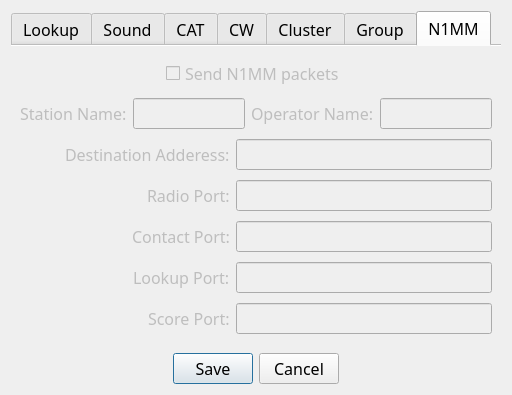
Old version of the form not1mm/data/configuration.ui in the repository mbridak/not1mm.
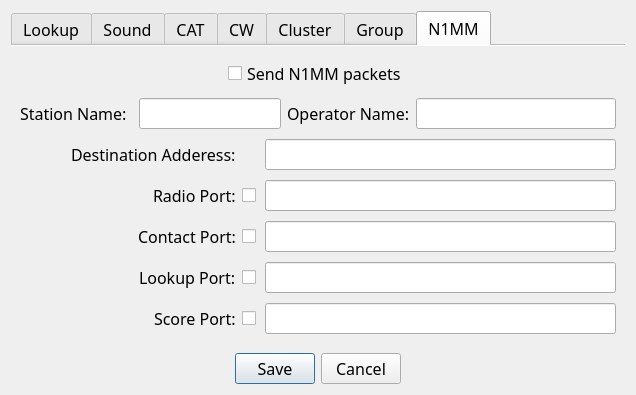
New version of the form. The open tabs and pages were chosen to show the change.

Commit message: Turn on n1mm tab in config dialog.

What changed in the file:
```diff
--- a/not1mm/data/configuration.ui
+++ b/not1mm/data/configuration.ui
@@ -6,7 +6,7 @@
    <rect>
     <x>0</x>
     <y>0</y>
-    <width>512</width>
+    <width>636</width>
     <height>395</height>
    </rect>
   </property>
@@ -22,7 +22,7 @@
    <string notr="true"/>
   </property>
   <layout class="QGridLayout" name="gridLayout">
-   <item row="1" column="1" alignment="Qt::AlignHCenter">
+   <item row="2" column="1" alignment="Qt::AlignHCenter">
     <widget class="QDialogButtonBox" name="buttonBox">
      <property name="sizePolicy">
       <sizepolicy hsizetype="Maximum" vsizetype="Fixed">
@@ -51,7 +51,7 @@
      </property>
     </widget>
    </item>
-   <item row="0" column="1">
+   <item row="1" column="1">
     <widget class="QTabWidget" name="tabWidget">
      <property name="enabled">
       <bool>true</bool>
@@ -999,7 +999,7 @@
      </widget>
      <widget class="QWidget" name="n1mm_tab">
       <property name="enabled">
-       <bool>false</bool>
+       <bool>true</bool>
       </property>
       <property name="font">
        <font>
@@ -1012,6 +1012,136 @@
        <string>N1MM</string>
       </attribute>
       <layout class="QGridLayout" name="gridLayout_8">
+       <item row="0" column="0" colspan="7" alignment="Qt::AlignHCenter">
+        <widget class="QCheckBox" name="send_n1mm_packets">
+         <property name="font">
+          <font>
+           <family>JetBrains Mono</family>
+           <pointsize>12</pointsize>
+           <strikeout>false</strikeout>
+          </font>
+         </property>
+         <property name="styleSheet">
+          <string notr="true"/>
+         </property>
+         <property name="text">
+          <string>Send N1MM packets</string>
+         </property>
+        </widget>
+       </item>
+       <item row="2" column="4" colspan="3">
+        <widget class="QLineEdit" name="n1mm_ip">
+         <property name="font">
+          <font>
+           <family>JetBrains Mono</family>
+           <pointsize>12</pointsize>
+           <strikeout>false</strikeout>
+          </font>
+         </property>
+         <property name="text">
+          <string/>
+         </property>
+         <property name="placeholderText">
+          <string/>
+         </property>
+        </widget>
+       </item>
+       <item row="1" column="6">
+        <widget class="QLineEdit" name="n1mm_operator">
+         <property name="font">
+          <font>
+           <family>JetBrains Mono</family>
+           <pointsize>12</pointsize>
+           <strikeout>false</strikeout>
+          </font>
+         </property>
+         <property name="placeholderText">
+          <string/>
+         </property>
+        </widget>
+       </item>
+       <item row="4" column="0" colspan="3" alignment="Qt::AlignRight">
+        <widget class="QLabel" name="label_17">
+         <property name="font">
+          <font>
+           <family>JetBrains Mono</family>
+           <pointsize>12</pointsize>
+           <strikeout>false</strikeout>
+          </font>
+         </property>
+         <property name="text">
+          <string>Contact Port:</string>
+         </property>
+        </widget>
+       </item>
+       <item row="7" column="4" colspan="3">
+        <widget class="QLineEdit" name="n1mm_lookupport">
+         <property name="font">
+          <font>
+           <family>JetBrains Mono</family>
+           <pointsize>12</pointsize>
+           <strikeout>false</strikeout>
+          </font>
+         </property>
+         <property name="inputMethodHints">
+          <set>Qt::ImhDigitsOnly</set>
+         </property>
+         <property name="text">
+          <string/>
+         </property>
+         <property name="placeholderText">
+          <string/>
+         </property>
+        </widget>
+       </item>
+       <item row="1" column="5">
+        <widget class="QLabel" name="label_14">
+         <property name="font">
+          <font>
+           <family>JetBrains Mono</family>
+           <pointsize>12</pointsize>
+           <strikeout>false</strikeout>
+          </font>
+         </property>
+         <property name="text">
+          <string>Operator Name:</string>
+         </property>
+        </widget>
+       </item>
+       <item row="8" column="2" alignment="Qt::AlignRight">
+        <widget class="QLabel" name="label_19">
+         <property name="font">
+          <font>
+           <family>JetBrains Mono</family>
+           <pointsize>12</pointsize>
+           <strikeout>false</strikeout>
+          </font>
+         </property>
+         <property name="text">
+          <string>Score Port:</string>
+         </property>
+        </widget>
+       </item>
+       <item row="8" column="4" colspan="3">
+        <widget class="QLineEdit" name="n1mm_scoreport">
+         <property name="font">
+          <font>
+           <family>JetBrains Mono</family>
+           <pointsize>12</pointsize>
+           <strikeout>false</strikeout>
+          </font>
+         </property>
+         <property name="inputMethodHints">
+          <set>Qt::ImhDigitsOnly</set>
+         </property>
+         <property name="text">
+          <string/>
+         </property>
+         <property name="placeholderText">
+          <string/>
+         </property>
+        </widget>
+       </item>
        <item row="1" column="0">
         <widget class="QLabel" name="label_13">
          <property name="font">
@@ -1026,7 +1156,7 @@
          </property>
         </widget>
        </item>
-       <item row="1" column="1" colspan="2">
+       <item row="1" column="2" colspan="3">
         <widget class="QLineEdit" name="n1mm_station_name">
          <property name="font">
           <font>
@@ -1040,22 +1170,27 @@
          </property>
         </widget>
        </item>
-       <item row="1" column="3">
-        <widget class="QLabel" name="label_14">
-         <property name="font">
-          <font>
-           <family>JetBrains Mono</family>
-           <pointsize>12</pointsize>
-           <strikeout>false</strikeout>
-          </font>
+       <item row="8" column="3">
+        <widget class="QCheckBox" name="send_n1mm_score">
+         <property name="sizePolicy">
+          <sizepolicy hsizetype="Minimum" vsizetype="Fixed">
+           <horstretch>0</horstretch>
+           <verstretch>0</verstretch>
+          </sizepolicy>
+         </property>
+         <property name="maximumSize">
+          <size>
+           <width>23</width>
+           <height>16777215</height>
+          </size>
          </property>
          <property name="text">
-          <string>Operator Name:</string>
+          <string/>
          </property>
         </widget>
        </item>
-       <item row="1" column="4">
-        <widget class="QLineEdit" name="n1mm_operator">
+       <item row="3" column="4" colspan="3">
+        <widget class="QLineEdit" name="n1mm_radioport">
          <property name="font">
           <font>
            <family>JetBrains Mono</family>
@@ -1063,12 +1198,18 @@
            <strikeout>false</strikeout>
           </font>
          </property>
+         <property name="inputMethodHints">
+          <set>Qt::ImhDigitsOnly</set>
+         </property>
+         <property name="text">
+          <string/>
+         </property>
          <property name="placeholderText">
           <string/>
          </property>
         </widget>
        </item>
-       <item row="2" column="0" colspan="2" alignment="Qt::AlignRight">
+       <item row="2" column="0" colspan="3" alignment="Qt::AlignRight">
         <widget class="QLabel" name="label_15">
          <property name="font">
           <font>
@@ -1082,21 +1223,7 @@
          </property>
         </widget>
        </item>
-       <item row="4" column="0" colspan="2" alignment="Qt::AlignRight">
-        <widget class="QLabel" name="label_17">
-         <property name="font">
-          <font>
-           <family>JetBrains Mono</family>
-           <pointsize>12</pointsize>
-           <strikeout>false</strikeout>
-          </font>
-         </property>
-         <property name="text">
-          <string>Contact Port:</string>
-         </property>
-        </widget>
-       </item>
-       <item row="5" column="1" alignment="Qt::AlignRight">
+       <item row="7" column="2" alignment="Qt::AlignRight">
         <widget class="QLabel" name="label_18">
          <property name="font">
           <font>
@@ -1110,8 +1237,8 @@
          </property>
         </widget>
        </item>
-       <item row="6" column="1" alignment="Qt::AlignRight">
-        <widget class="QLabel" name="label_19">
+       <item row="4" column="4" colspan="3">
+        <widget class="QLineEdit" name="n1mm_contactport">
          <property name="font">
           <font>
            <family>JetBrains Mono</family>
@@ -1119,29 +1246,18 @@
            <strikeout>false</strikeout>
           </font>
          </property>
-         <property name="text">
-          <string>Score Port:</string>
+         <property name="inputMethodHints">
+          <set>Qt::ImhDigitsOnly</set>
          </property>
-        </widget>
-       </item>
-       <item row="0" column="0" colspan="5" alignment="Qt::AlignHCenter">
-        <widget class="QCheckBox" name="send_n1mm_packets">
-         <property name="font">
-          <font>
-           <family>JetBrains Mono</family>
-           <pointsize>12</pointsize>
-           <strikeout>false</strikeout>
-          </font>
-         </property>
-         <property name="styleSheet">
-          <string notr="true"/>
-         </property>
          <property name="text">
-          <string>Send N1MM packets</string>
+          <string/>
          </property>
+         <property name="placeholderText">
+          <string/>
+         </property>
         </widget>
        </item>
-       <item row="3" column="0" colspan="2" alignment="Qt::AlignRight">
+       <item row="3" column="0" colspan="3" alignment="Qt::AlignRight">
         <widget class="QLabel" name="label_16">
          <property name="font">
           <font>
@@ -1155,31 +1271,26 @@
          </property>
         </widget>
        </item>
-       <item row="2" column="2" colspan="3">
-        <widget class="QLineEdit" name="n1mm_ip">
-         <property name="font">
-          <font>
-           <family>JetBrains Mono</family>
-           <pointsize>12</pointsize>
-           <strikeout>false</strikeout>
-          </font>
+       <item row="7" column="3">
+        <widget class="QCheckBox" name="send_n1mm_lookup">
+         <property name="maximumSize">
+          <size>
+           <width>22</width>
+           <height>16777215</height>
+          </size>
          </property>
          <property name="text">
           <string/>
          </property>
-         <property name="placeholderText">
-          <string/>
-         </property>
         </widget>
        </item>
-       <item row="3" column="2" colspan="3">
-        <widget class="QLineEdit" name="n1mm_radioport">
-         <property name="font">
-          <font>
-           <family>JetBrains Mono</family>
-           <pointsize>12</pointsize>
-           <strikeout>false</strikeout>
-          </font>
+       <item row="4" column="3">
+        <widget class="QCheckBox" name="send_n1mm_contact">
+         <property name="maximumSize">
+          <size>
+           <width>22</width>
+           <height>16777215</height>
+          </size>
          </property>
          <property name="inputMethodHints">
           <set>Qt::ImhDigitsOnly</set>
@@ -1187,67 +1298,20 @@
          <property name="text">
           <string/>
          </property>
-         <property name="placeholderText">
-          <string/>
-         </property>
         </widget>
        </item>
-       <item row="4" column="2" colspan="3">
-        <widget class="QLineEdit" name="n1mm_contactport">
-         <property name="font">
-          <font>
-           <family>JetBrains Mono</family>
-           <pointsize>12</pointsize>
-           <strikeout>false</strikeout>
-          </font>
+       <item row="3" column="3">
+        <widget class="QCheckBox" name="send_n1mm_radio">
+         <property name="maximumSize">
+          <size>
+           <width>22</width>
+           <height>16777215</height>
+          </size>
          </property>
          <property name="inputMethodHints">
           <set>Qt::ImhDigitsOnly</set>
          </property>
          <property name="text">
-          <string/>
-         </property>
-         <property name="placeholderText">
-          <string/>
-         </property>
-        </widget>
-       </item>
-       <item row="5" column="2" colspan="3">
-        <widget class="QLineEdit" name="n1mm_lookupport">
-         <property name="font">
-          <font>
-           <family>JetBrains Mono</family>
-           <pointsize>12</pointsize>
-           <strikeout>false</strikeout>
-          </font>
-         </property>
-         <property name="inputMethodHints">
-          <set>Qt::ImhDigitsOnly</set>
-         </property>
-         <property name="text">
-          <string/>
-         </property>
-         <property name="placeholderText">
-          <string/>
-         </property>
-        </widget>
-       </item>
-       <item row="6" column="2" colspan="3">
-        <widget class="QLineEdit" name="n1mm_scoreport">
-         <property name="font">
-          <font>
-           <family>JetBrains Mono</family>
-           <pointsize>12</pointsize>
-           <strikeout>false</strikeout>
-          </font>
-         </property>
-         <property name="inputMethodHints">
-          <set>Qt::ImhDigitsOnly</set>
-         </property>
-         <property name="text">
-          <string/>
-         </property>
-         <property name="placeholderText">
           <string/>
          </property>
         </widget>
```
Left out of the diff: 24 changed lines with no effect on the pictures.
